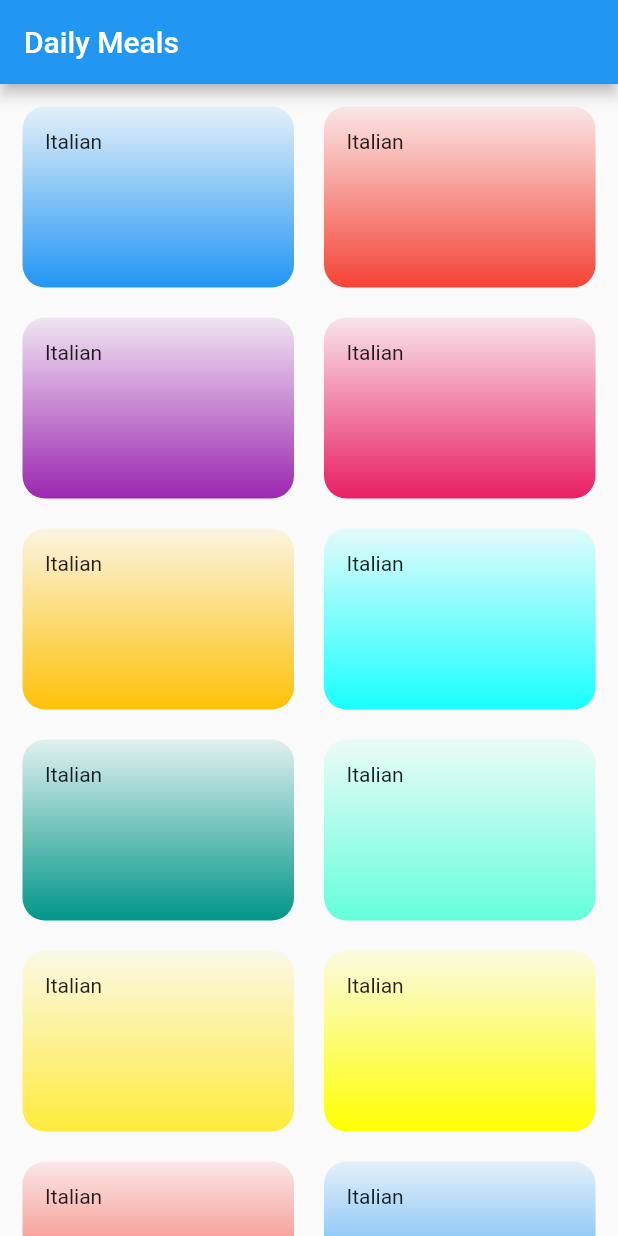
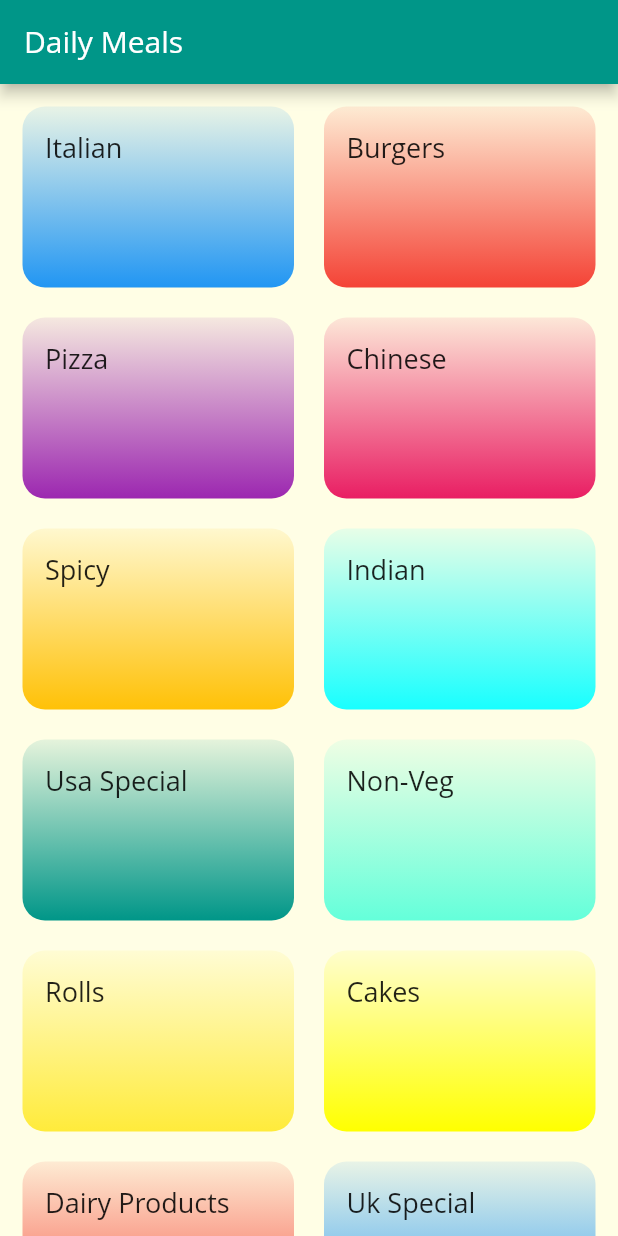
Before and after one commit to ShivamGoyal26/Meals-App, a Flutter app: the screen it shows after launch, on a phone screen of 412 x 824 dp. Run offline on Flutter 3.47's test engine with Material 2 defaults, Android fonts, the phone set to English and light mode, and no system bars.

Commit message:
6th commit

```diff
--- /dev/null
+++ b/lib/Category_meals_screen.dart
@@ -0,0 +1,17 @@
+import 'package:flutter/material.dart';
+
+class CategoryMealsScreen extends StatelessWidget {
+  @override
+  Widget build(BuildContext context) {
+    return Scaffold(
+      appBar: AppBar(
+        title: Text("Recipes"),
+      ),
+      body: Center(
+        child: Text(
+          "the recpices for the catory!",
+        ),
+      ),
+    );
+  }
+}
--- a/lib/category_item.dart
+++ b/lib/category_item.dart
@@ -10,9 +10,16 @@ class CategoryItem extends StatelessWidget {
   @override
   Widget build(BuildContext context) {
     // return Text("Hello");
-    return Container(
+    return InkWell(
+      onTap: () {},
+      splashColor: Colors.tealAccent,
+      borderRadius: BorderRadius.circular(15),
+      child: Container(
         padding: const EdgeInsets.all(15),
-      child: Text(title),
+        child: Text(
+          title,
+          style: Theme.of(context).textTheme.title,
+        ),
         decoration: BoxDecoration(
           gradient: LinearGradient(
             colors: [
@@ -22,8 +29,7 @@ class CategoryItem extends StatelessWidget {
             begin: Alignment.topRight,
             end: Alignment.bottomRight,
           ),
-        borderRadius: BorderRadius.circular(
-          15
+          borderRadius: BorderRadius.circular(15),
         ),
       ),
     );
--- a/lib/dummy_data.dart
+++ b/lib/dummy_data.dart
@@ -10,57 +10,57 @@ const DUMMY_CATEGORIES = const [
   ),
   Category(
     id: 'c2',
-    title: 'Italian',
+    title: 'Burgers',
     color: Colors.red,
   ),
   Category(
     id: 'c3',
-    title: 'Italian',
+    title: 'Pizza',
     color: Colors.purple,
   ),
   Category(
     id: 'c4',
-    title: 'Italian',
+    title: 'Chinese',
     color: Colors.pink,
   ),
   Category(
     id: 'c5',
-    title: 'Italian',
+    title: 'Spicy',
     color: Colors.amber,
   ),
   Category(
     id: 'c6',
-    title: 'Italian',
+    title: 'Indian',
     color: Colors.cyanAccent,
   ),
   Category(
     id: 'c7',
-    title: 'Italian',
+    title: 'Usa Special',
     color: Colors.teal,
   ),
   Category(
     id: 'c8',
-    title: 'Italian',
+    title: 'Non-Veg',
     color: Colors.tealAccent,
   ),
   Category(
     id: 'c9',
-    title: 'Italian',
+    title: 'Rolls',
     color: Colors.yellow,
   ),
   Category(
     id: 'c10',
-    title: 'Italian',
+    title: 'Cakes',
     color: Colors.yellowAccent,
   ),
-   Category(
+  Category(
     id: 'c9',
-    title: 'Italian',
+    title: 'Dairy Products',
     color: Colors.red,
   ),
   Category(
     id: 'c10',
-    title: 'Italian',
+    title: 'Uk Special',
     color: Colors.blue,
   ),
 ];
--- a/lib/main.dart
+++ b/lib/main.dart
@@ -10,8 +10,23 @@ class MyApp extends StatelessWidget {
     return MaterialApp(
       title: 'Daily Meal',
       theme: ThemeData(
-        primarySwatch: Colors.blue,
-      ),
+          primarySwatch: Colors.teal,
+          accentColor: Colors.tealAccent,
+          canvasColor: Color.fromRGBO(255, 254, 229, 1),
+          fontFamily: 'OpenSans',
+          textTheme: ThemeData.light().textTheme.copyWith(
+                body1: TextStyle(
+                  color: Color.fromRGBO(20, 51, 51, 1),
+                ),
+                body2: TextStyle(
+                  color: Color.fromRGBO(20, 51, 51, 1),
+                ),
+                title: TextStyle(
+                  fontSize: 18,
+                  fontFamily: 'OpenSans',
+                  fontWeight: FontWeight.normal,
+                ),
+              )),
       home: CategoriesScreen(),
     );
   }
```
Also changed, not shown: pubspec.yaml (+15 -11 lines), assets/fonts/OpenSans-Bold.ttf (added), assets/fonts/OpenSans-BoldItalic.ttf (added), assets/fonts/OpenSans-ExtraBold.ttf (added), assets/fonts/OpenSans-ExtraBoldItalic.ttf (added), assets/fonts/OpenSans-Italic.ttf (added), assets/fonts/OpenSans-Light.ttf (added), assets/fonts/OpenSans-LightItalic.ttf (added), assets/fonts/OpenSans-Regular.ttf (added), assets/fonts/OpenSans-Semibold.ttf (added), assets/fonts/OpenSans-SemiboldItalic.ttf (added). Lines whose indentation alone changed are shown as unchanged.
